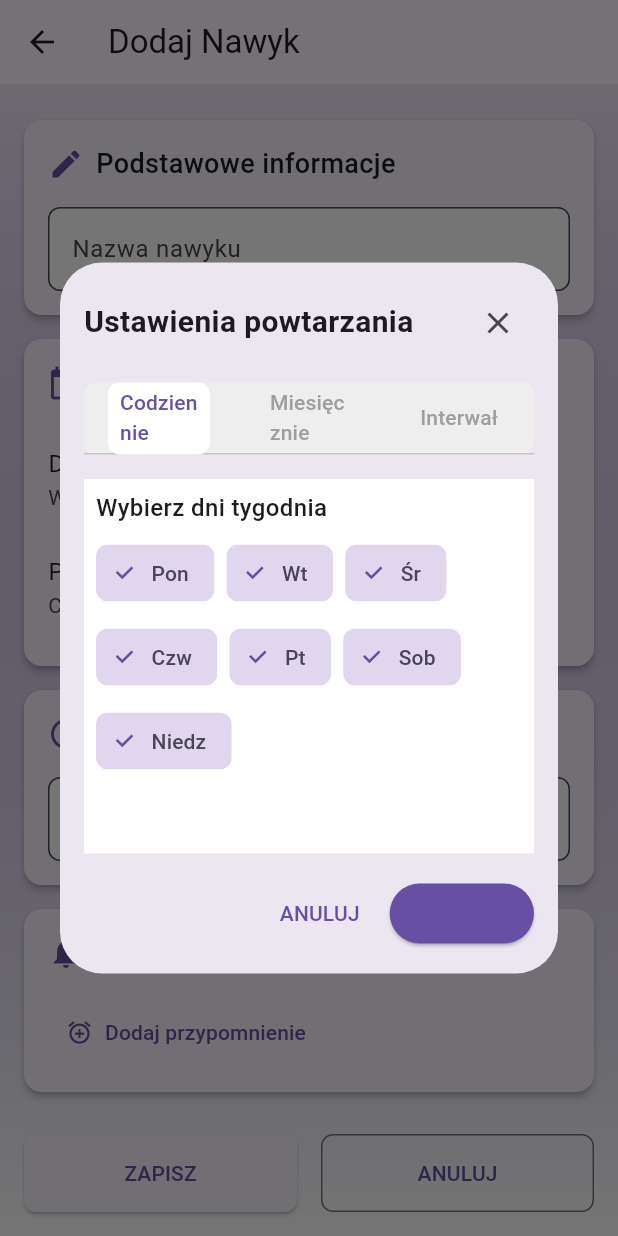
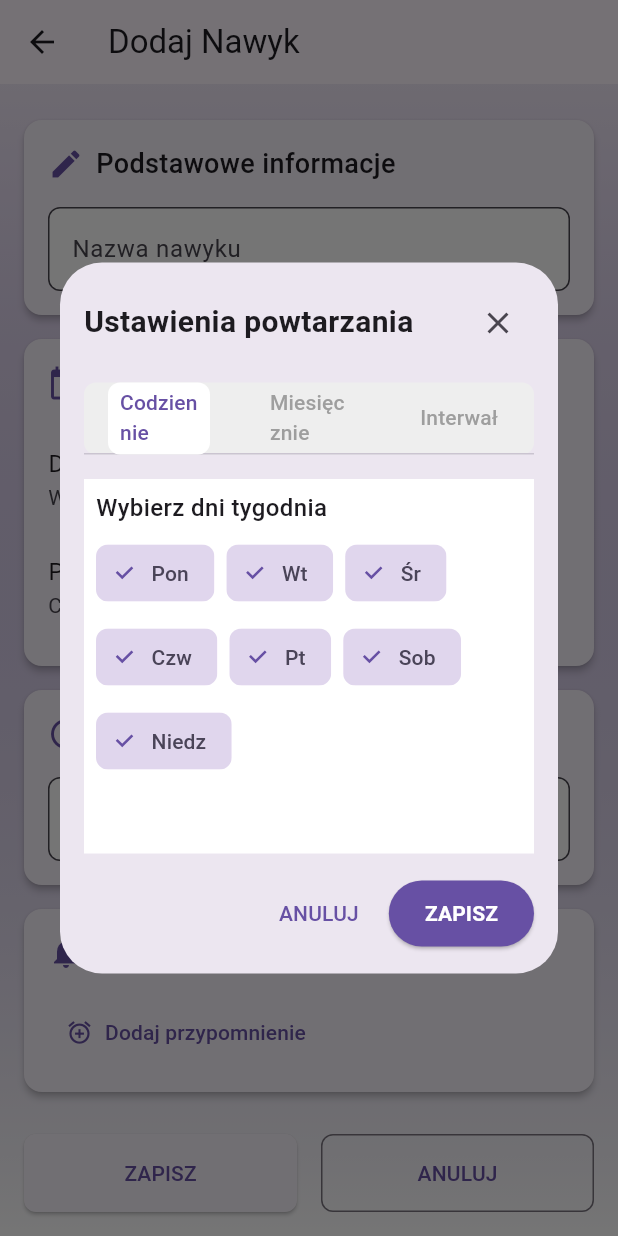
Before and after one commit to devglz/nawykomat-habit-app, a Flutter app: the AddHabitPage screen opened by its route, after a tap on the "edit" icon, on a phone screen of 412 x 824 dp. Run offline on Flutter 3.47's test engine with Material 3 defaults, Android fonts, the light colour scheme and no system bars; our stand-ins replace cloud_firestore, firebase_auth, firebase_core, fl_chart, google_sign_in, shared_preferences; accounts and stored records are empty.

Commit message:
Dodano funkcjonalność personalizacji w ustawieniach 5

```diff
--- a/lib/ui/habit/add_habit_page.dart
+++ b/lib/ui/habit/add_habit_page.dart
@@ -158,7 +158,7 @@ class _AddHabitPageState extends State<AddHabitPage> with SingleTickerProviderSt
     );
   }
 
-  Widget _buildIntervalTab() {
+  Widget _buildIntervalTab(StateSetter setState) { // Dodaj parametr setState
     return Padding(
       padding: const EdgeInsets.all(8.0),
       child: Column(
@@ -183,7 +183,7 @@ class _AddHabitPageState extends State<AddHabitPage> with SingleTickerProviderSt
                         ))
                     .toList(),
                 onChanged: (value) {
-                  setState(() {
+                  setState(() { // Użyj przekazanego setState
                     _intervalDays = value!;
                   });
                 },
@@ -293,7 +293,7 @@ class _AddHabitPageState extends State<AddHabitPage> with SingleTickerProviderSt
                           ),
                           Material(
                             color: Colors.white,
-                            child: _buildIntervalTab(),
+                            child: _buildIntervalTab(setDialogState), // Przekaż setDialogState
                           ),
                         ],
                       ),
@@ -317,8 +317,18 @@ class _AddHabitPageState extends State<AddHabitPage> with SingleTickerProviderSt
                           },
                           style: ElevatedButton.styleFrom(
                             backgroundColor: Theme.of(context).primaryColor,
+                            foregroundColor: Colors.white, // Dodaj kolor tekstu
+                            padding: const EdgeInsets.symmetric(
+                              horizontal: 24,
+                              vertical: 12,
+                            ),
                           ),
-                          child: const Text('ZAPISZ'),
+                          child: const Text(
+                            'ZAPISZ',
+                            style: TextStyle(
+                              fontWeight: FontWeight.bold,
+                            ),
+                          ),
                         ),
                       ],
                     ),
```
